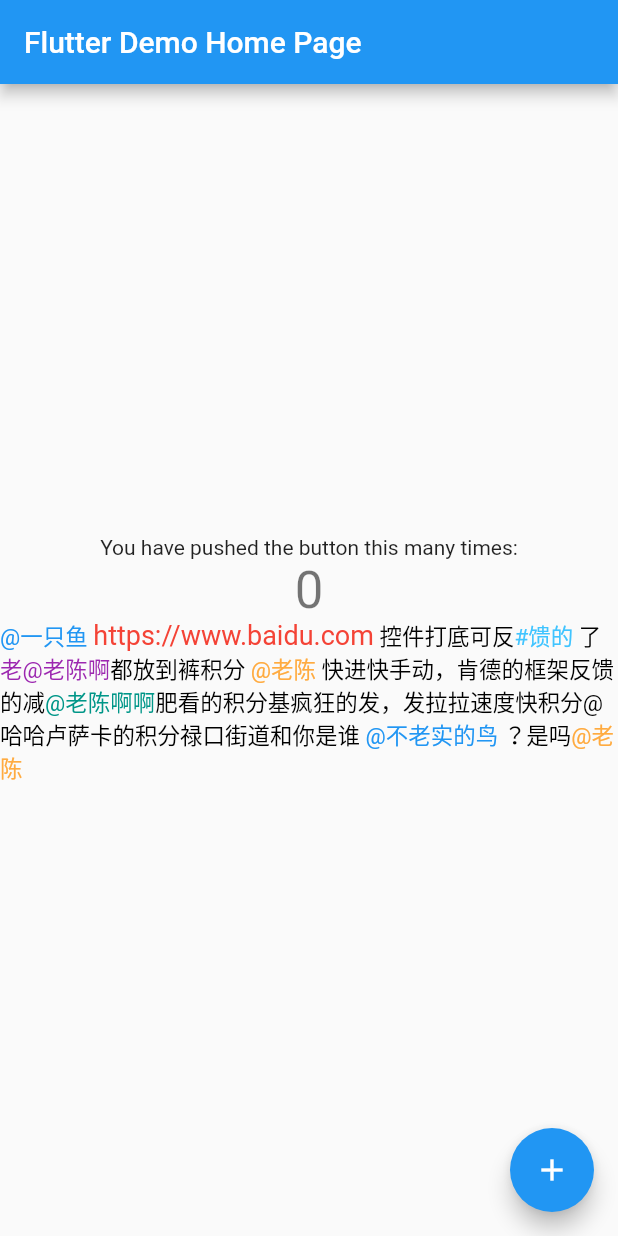
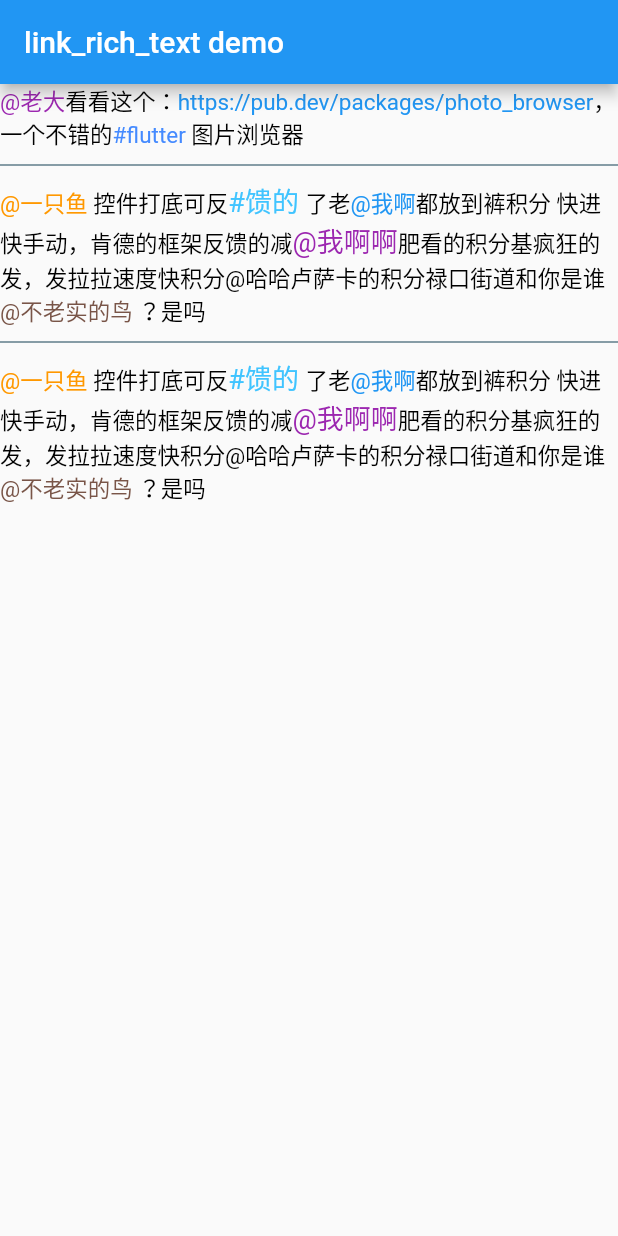
Before and after one commit to chenhongchen/link_rich_text, a Flutter app: the screen it shows after launch, on a phone screen of 412 x 824 dp. Run offline on Flutter 3.47's test engine with Material 2 defaults, Android fonts, the phone set to English and light mode, and no system bars.

Commit message:
Upgrade Android compile SDK version and Perfect example

```diff
--- a/example/lib/main.dart
+++ b/example/lib/main.dart
@@ -1,42 +1,24 @@
 import 'package:flutter/material.dart';
 import 'package:link_rich_text/link_rich_text.dart';
+import 'package:url_launcher/url_launcher.dart';
 
 void main() => runApp(MyApp());
 
 class MyApp extends StatelessWidget {
-  // This widget is the root of your application.
   @override
   Widget build(BuildContext context) {
     return MaterialApp(
-      title: 'Flutter Demo',
+      title: 'link_rich_text demo',
       theme: ThemeData(
-        // This is the theme of your application.
-        //
-        // Try running your application with "flutter run". You'll see the
-        // application has a blue toolbar. Then, without quitting the app, try
-        // changing the primarySwatch below to Colors.green and then invoke
-        // "hot reload" (press "r" in the console where you ran "flutter run",
-        // or simply save your changes to "hot reload" in a Flutter IDE).
-        // Notice that the counter didn't reset back to zero; the application
-        // is not restarted.
         primarySwatch: Colors.blue,
       ),
-      home: MyHomePage(title: 'Flutter Demo Home Page'),
+      home: MyHomePage(title: 'link_rich_text demo'),
     );
   }
 }
 
 class MyHomePage extends StatefulWidget {
   MyHomePage({Key? key, this.title}) : super(key: key);
-
-  // This widget is the home page of your application. It is stateful, meaning
-  // that it has a State object (defined below) that contains fields that affect
-  // how it looks.
-
-  // This class is the configuration for the state. It holds the values (in this
-  // case the title) provided by the parent (in this case the App widget) and
-  // used by the build method of the State. Fields in a Widget subclass are
-  // always marked "final".
 
   final String? title;
 
@@ -45,98 +27,54 @@ class MyHomePage extends StatefulWidget {
 }
 
 class _MyHomePageState extends State<MyHomePage> {
-  int _counter = 0;
+  LinkRichModel? _linkRichModel;
 
-  void _incrementCounter() {
-    setState(() {
-      // This call to setState tells the Flutter framework that something has
-      // changed in this State, which causes it to rerun the build method below
-      // so that the display can reflect the updated values. If we changed
-      // _counter without calling setState(), then the build method would not be
-      // called again, and so nothing would appear to happen.
-      _counter++;
-    });
+  @override
+  void initState() {
+    super.initState();
+    _setLinkRichModel();
   }
 
-  @override
-  Widget build(BuildContext context) {
-    // This method is rerun every time setState is called, for instance as done
-    // by the _incrementCounter method above.
-    //
-    // The Flutter framework has been optimized to make rerunning build methods
-    // fast, so that you can just rebuild anything that needs updating rather
-    // than having to individually change instances of widgets.
+  _setLinkRichModel() async {
+    // 模拟加载数据的耗时
+    await Future.delayed(Duration(milliseconds: 500));
+
+    // 对于性能要求高的场景，比如列表中，
+    // 可在加载好数据的同时就设置好富文本模型（LinkRichModel）
+    // 并将模型传入LinkRichText中，或将模型的textSpan属性传入RichText中显示
+
+    // 添加特殊字符串
     List<SpecialStr> specialStrs = <SpecialStr>[];
     specialStrs.add(SpecialStr(
-        text: '老@老陈啊',
-        type: 'user',
-        style: TextStyle(fontSize: 15, color: Colors.purple)));
-    specialStrs.add(SpecialStr(
-        text: '@老陈',
+        text: '@我啊',
         type: 'user',
         style: TextStyle(fontSize: 15, color: Colors.blue)));
     specialStrs.add(SpecialStr(
-        text: '@老陈',
+        text: '@我啊啊',
         type: 'user',
-        style: TextStyle(fontSize: 15, color: Colors.orangeAccent)));
-    specialStrs.add(SpecialStr(
-        text: '@老陈啊',
-        type: 'user',
-        style: TextStyle(fontSize: 15, color: Colors.yellow)));
-    specialStrs.add(SpecialStr(
-        text: '@老陈啊啊',
-        type: 'user',
-        style: TextStyle(fontSize: 15, color: Colors.teal)));
+        style: TextStyle(fontSize: 18, color: Colors.purple)));
     specialStrs.add(SpecialStr(
         text: '@一只鱼',
         type: 'user',
-        style: TextStyle(fontSize: 15, color: Colors.blue)));
+        style: TextStyle(fontSize: 15, color: Colors.orange)));
     specialStrs.add(SpecialStr(
         text: '@不老实的鸟',
         type: 'user',
-        style: TextStyle(fontSize: 15, color: Colors.blue)));
+        style: TextStyle(fontSize: 15, color: Colors.brown)));
+
+    // 添加正则特殊字符串
     List<RegExpStr> regExpStrs = <RegExpStr>[];
     regExpStrs.add(RegExpStr(
         text: '#\\S*? ',
         type: '#',
-        style: TextStyle(fontSize: 15, color: Colors.lightBlueAccent)));
-    String text =
-        '@一只鱼 https://www.baidu.com 控件打底可反#馈的 了老@老陈啊都放到裤积分 @老陈 快进快手动，肯德的框架反馈的减@老陈啊啊肥看的积分基疯狂的发，发拉拉速度快积分@哈哈卢萨卡的积分禄口街道和你是谁 @不老实的鸟 ？是吗@老陈';
-//    text = '';
-    return Scaffold(
-      appBar: AppBar(
-        // Here we take the value from the MyHomePage object that was created by
-        // the App.build method, and use it to set our appbar title.
-        title: Text(widget.title ?? ''),
-      ),
-      body: Center(
-        // Center is a layout widget. It takes a single child and positions it
-        // in the middle of the parent.
-        child: Column(
-          // Column is also a layout widget. It takes a list of children and
-          // arranges them vertically. By default, it sizes itself to fit its
-          // children horizontally, and tries to be as tall as its parent.
-          //
-          // Invoke "debug painting" (press "p" in the console, choose the
-          // "Toggle Debug Paint" action from the Flutter Inspector in Android
-          // Studio, or the "Toggle Debug Paint" command in Visual Studio Code)
-          // to see the wireframe for each widget.
-          //
-          // Column has various properties to control how it sizes itself and
-          // how it positions its children. Here we use mainAxisAlignment to
-          // center the children vertically; the main axis here is the vertical
-          // axis because Columns are vertical (the cross axis would be
-          // horizontal).
-          mainAxisAlignment: MainAxisAlignment.center,
-          children: <Widget>[
-            Text(
-              'You have pushed the button this many times:',
-            ),
-            Text(
-              '$_counter',
-              style: Theme.of(context).textTheme.headline4,
-            ),
-            LinkRichText(
+        style: TextStyle(fontSize: 18, color: Colors.lightBlueAccent)));
+
+    String text = '@一只鱼 控件打底可反#馈的 了老@我啊都放到裤积分 '
+        '快进快手动，肯德的框架反馈的减@我啊啊肥看的积分基疯狂的发，'
+        '发拉拉速度快积分@哈哈卢萨卡的积分禄口街道和你是谁 @不老实的鸟 ？是吗';
+
+    // 创建并缓存富文本模型
+    _linkRichModel = LinkRichModel(
       text,
       style: TextStyle(fontSize: 15, color: Colors.black),
       linkStyle: TextStyle(fontSize: 18, color: Colors.red),
@@ -145,15 +83,76 @@ class _MyHomePageState extends State<MyHomePage> {
       onTapSpecialStr: (String text, String type) {
         print('type = $type, text = $text');
       },
+    );
+
+    setState(() {});
+  }
+
+  @override
+  Widget build(BuildContext context) {
+    return Scaffold(
+      appBar: AppBar(
+        title: Text(widget.title ?? ''),
       ),
+      body: Center(
+        child: _linkRichModel == null
+            ? Container()
+            : Column(
+                children: [
+                  _buildLinkRichText(),
+                  _buildSpan(),
+                  LinkRichText.fromModel(_linkRichModel!),
+                  _buildSpan(),
+                  RichText(text: _linkRichModel!.textSpan),
                 ],
               ),
       ),
-      floatingActionButton: FloatingActionButton(
-        onPressed: _incrementCounter,
-        tooltip: 'Increment',
-        child: Icon(Icons.add),
-      ), // This trailing comma makes auto-formatting nicer for build methods.
+    );
+  }
+
+  _buildLinkRichText() {
+    // 添加特殊字符串
+    List<SpecialStr> specialStrs = <SpecialStr>[];
+    specialStrs.add(SpecialStr(
+        text: '@老大',
+        type: 'user',
+        style: TextStyle(fontSize: 15, color: Colors.purple)));
+
+    // 添加正则特殊字符串
+    List<RegExpStr> regExpStrs = <RegExpStr>[];
+    regExpStrs.add(RegExpStr(
+        text: '#\\S*? ',
+        type: '话题',
+        style: TextStyle(fontSize: 15, color: Colors.blueAccent)));
+
+    String text =
+        '@老大看看这个：https://pub.dev/packages/photo_browser，一个不错的#flutter 图片浏览器';
+
+    return LinkRichText(
+      text,
+      style: TextStyle(fontSize: 15, color: Colors.black),
+      linkStyle: TextStyle(fontSize: 15, color: Colors.blue),
+      specialStrs: specialStrs,
+      regExpStrs: regExpStrs,
+      onTapSpecialStr: (String text, String type) {
+        print('type = $type, text = $text');
+        if (type == 'link') {
+          launch(text);
+        }
+      },
+    );
+  }
+
+  _buildSpan() {
+    return SizedBox(
+      height: 20,
+      child: Center(
+        child: Container(
+          width: double.infinity,
+          height: 1,
+          color: Colors.blueGrey,
+        ),
+      ),
     );
   }
 }
--- a/example/pubspec.yaml
+++ b/example/pubspec.yaml
@@ -12,6 +12,7 @@ dependencies:
   # The following adds the Cupertino Icons font to your application.
   # Use with the CupertinoIcons class for iOS style icons.
   cupertino_icons: ^1.0.3
+  url_launcher: ^6.0.20
 
 dev_dependencies:
   flutter_test:
--- a/lib/link_rich_model.dart
+++ b/lib/link_rich_model.dart
@@ -1,16 +1,38 @@
-import 'package:flutter/cupertino.dart';
 import 'package:flutter/gestures.dart';
 import 'package:flutter/material.dart';
 
 typedef TapSpecialStrCallback = void Function(String spStr, String type);
 
+/// 富文本模型
 class LinkRichModel {
+  /// 要显示的文本
   final String text;
+
+  /// 要显示文本的样式
   final TextStyle? style;
+
+  /// 链接的样式
   final TextStyle? linkStyle;
+
+  /// 特殊字符串模型
   List<SpecialStr>? specialStrs;
+
+  /// 正则特殊字符串模型
   final List<RegExpStr>? regExpStrs;
+
+  /// 点击特殊字符串回调
   final TapSpecialStrCallback? onTapSpecialStr;
+
+  /// 生成的TextSpan
+  TextSpan get textSpan => _textSpan;
+  late TextSpan _textSpan;
+
+  /// 文案中是否有特殊字符串
+  bool get hasSpecialStr => _hasSpecialStr ?? false;
+  bool? _hasSpecialStr;
+
+  /// 文案样式
+  TextStyle get norStyle => style ?? _defStyle;
 
   final String _linkRegExpStr =
       "((http[s]{0,1}|ftp)://[a-zA-Z0-9\\.\\-]+\\.([a-zA-Z]{2,4})(:\\d+)?(/[a-zA-Z0-9\\.\\-~!@#\$%^&*+?:_/=<>]*)?)|(www.[a-zA-Z0-9\\.\\-]+\\.([a-zA-Z]{2,4})(:\\d+)?(/[a-zA-Z0-9\\.\\-~!@#\$%^&*+?:_/=<>]*)?)";
@@ -18,11 +40,6 @@ class LinkRichModel {
       const TextStyle(fontSize: 17, color: Colors.black);
   final TextStyle _defSpecialStyle =
       const TextStyle(fontSize: 17, color: Colors.blue);
-  TextSpan get textSpan => _textSpan;
-  late TextSpan _textSpan;
-  bool get hasSpecialStr => _hasSpecialStr ?? false;
-  bool? _hasSpecialStr;
-  TextStyle get norStyle => style ?? _defStyle;
 
   LinkRichModel(
     this.text, {
@@ -164,22 +181,37 @@ class LinkRichModel {
   }
 }
 
+/// 特殊字符串模型
 class SpecialStr {
+  /// 字符串
   final String text;
+
+  /// 样式
   final TextStyle? style;
+
+  /// 类型
   final String? type;
+
   SpecialStr({required this.text, this.style, this.type});
 }
 
+/// 正则特殊字符串模型
 class RegExpStr {
+  /// 字符串
   final String text;
+
+  /// 样式
   final TextStyle? style;
+
+  /// 类型
   final String? type;
+
   RegExpStr({required this.text, this.style, this.type});
 }
 
 class _SpecialStrRange {
   final TextRange range;
   final SpecialStr specialStr;
+
   _SpecialStrRange({required this.range, required this.specialStr});
 }
--- a/lib/link_rich_text.dart
+++ b/lib/link_rich_text.dart
@@ -1,30 +1,61 @@
 export 'package:link_rich_text/link_rich_model.dart';
-import 'package:flutter/cupertino.dart';
 import 'package:flutter/material.dart';
 import 'package:link_rich_text/link_rich_model.dart';
 
 class LinkRichText extends StatelessWidget {
+  /// 要显示的文本
   final String text;
+
+  /// 要显示文本的样式
   final TextStyle? style;
+
+  /// 链接的样式
   final TextStyle? linkStyle;
+
+  /// 特殊字符串模型
   final List<SpecialStr>? specialStrs;
+
+  /// 正则特殊字符串模型
   final List<RegExpStr>? regExpStrs;
+
+  /// 点击特殊字符串回调
   final TapSpecialStrCallback? onTapSpecialStr;
 
   //
   final Key? key;
+
+  /// How the text should be aligned horizontally.
   final TextAlign textAlign;
+
+  /// The directionality of the text.
   final TextDirection? textDirection;
+
+  /// Whether the text should break at soft line breaks.
   final bool softWrap;
+
+  /// How visual overflow should be handled.
   final TextOverflow overflow;
+
+  /// The number of font pixels for each logical pixel.
   final double textScaleFactor;
+
+  /// An optional maximum number of lines for the text to span, wrapping if necessary.
   final int? maxLines;
+
+  /// Used to select a font when the same Unicode character can
   final Locale? locale;
+
+  /// {@macro flutter.painting.textPainter.strutStyle}
   final StrutStyle? strutStyle;
+
+  /// {@macro flutter.painting.textPainter.textWidthBasis}
   final TextWidthBasis textWidthBasis;
+
+  /// 生成的TextSpan
+  TextSpan get textSpan => _model.textSpan;
+
   //
   final LinkRichModel _model;
-  TextSpan get textSpan => _model.textSpan;
 
   LinkRichText(
     this.text, {
--- a/pubspec.yaml
+++ b/pubspec.yaml
@@ -1,6 +1,6 @@
 name: link_rich_text
 description: Flutter plugin for hyperlinks and custom special characters rich text display.
-version: 2.0.2
+version: 2.1.0
 homepage: https://github.com/chenhongchen/link_rich_text
 
 environment:
```
Also changed, not shown: 8 other files. Lines whose indentation alone changed are shown as unchanged.
